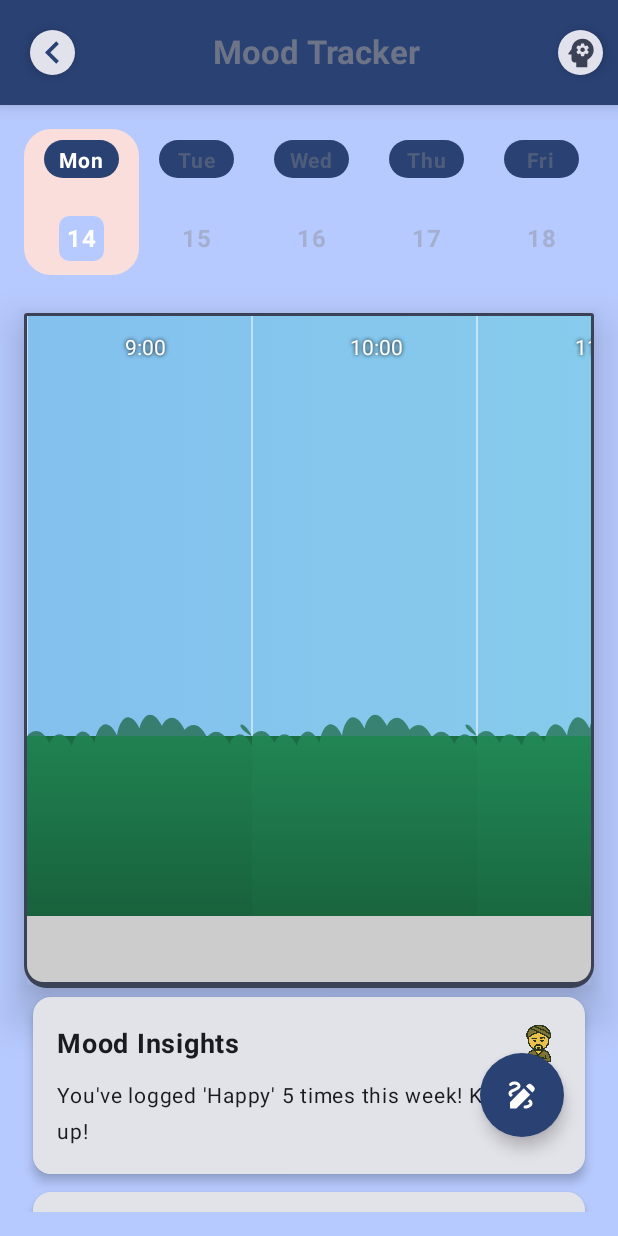
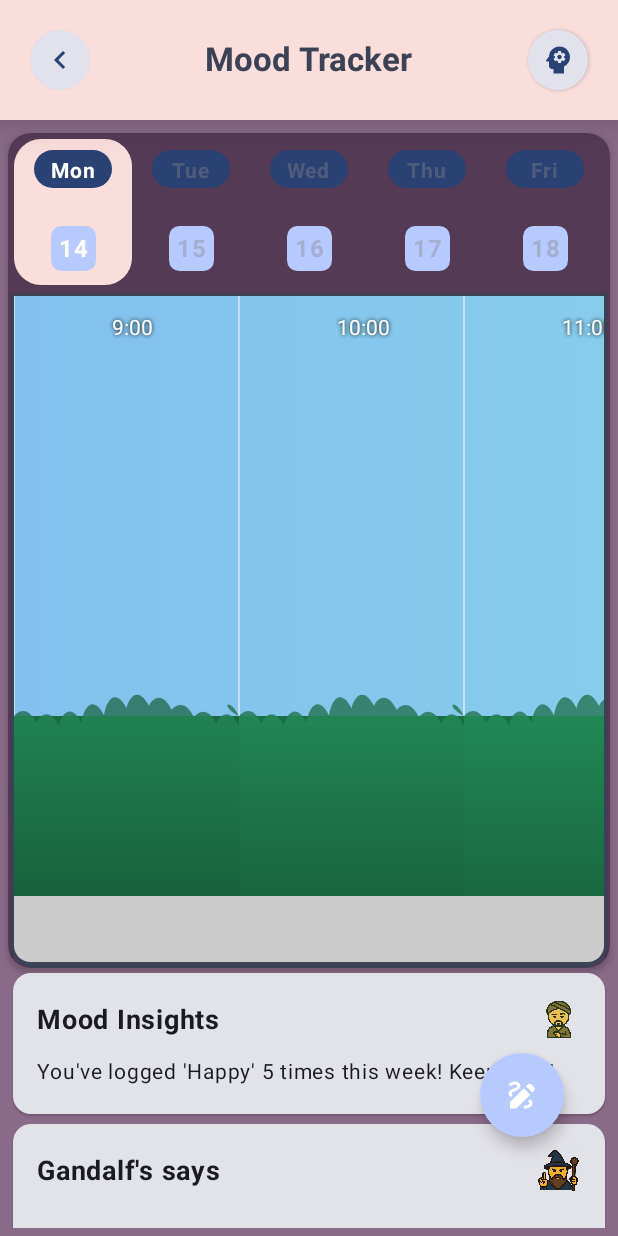
Before and after one commit to minahtoh/HaloCare, an Android app built with Jetpack Compose: the MoodTrackerScreen screen opened through its navigation route, on a phone screen of 412 x 824 dp. Run offline under Robolectric (Android 15) with nearby library versions, the phone set to English and light mode, and no system bars; our stand-ins replace Dagger/Hilt's generated code, Firebase (no records; nobody signed in at launch, a user with empty details on screens opened directly), Room's generated code, Shimmer; pictures from the network do not load.

Commit message:
--UI improvements --Colors & padding

```diff
--- a/app/src/main/java/com/example/halocare/ui/presentation/HomeScreen.kt
+++ b/app/src/main/java/com/example/halocare/ui/presentation/HomeScreen.kt
@@ -216,7 +216,7 @@ fun HomeScreen(
         ) {
             Column(
                 modifier = Modifier
-                    .padding(top = 7.dp)
+                    .padding(top = 2.dp)
                     .verticalScroll(scrollState)
             ) {
                 var isDaytimeColor by remember { mutableStateOf(false) }
@@ -226,10 +226,10 @@ fun HomeScreen(
                         state = pagerState,
                         modifier = Modifier
                             .fillMaxWidth()
-                            .height(280.dp),
-                        contentPadding = PaddingValues(start = 30.dp, end = 30.dp),
+                            .height(260.dp),
+                        contentPadding = PaddingValues(start = 4.dp, end = 4.dp),
                         //     beyondViewportPageCount = 1,
-                        pageSpacing = 0.dp
+                        pageSpacing = 15.dp
                     ) { page ->
                         UserDashboardCard(
                             imageRes = images[page],
@@ -271,42 +271,20 @@ fun HomeScreen(
                         }
                     }
                 }
-                Spacer(modifier = Modifier.height(16.dp))
+                Spacer(modifier = Modifier.height(10.dp))
                 CentreCircleDivider(
-                    modifier = Modifier.padding(horizontal = 30.dp)
+                    modifier = Modifier.padding(horizontal = 0.dp)
                 )
-                Spacer(modifier = Modifier.height(16.dp))
-                Column(modifier = Modifier
-                    .fillMaxWidth()
-                    .padding(start = 33.dp, end = 33.dp))
-                {
-                    if (weatherData != null){
-                        DashboardWeatherCard(
-                            weatherData = weatherData!!,
-                            onClick = {
-                                mainViewModel.getHourlyWeather("Lagos")
-                                showBottomSheet = true
-                                isDaytimeColor = it
-                            }
-                        )
-                    }else{
-                        WeatherCard()
-                    }
-                }
-                Spacer(modifier = Modifier.height(16.dp))
-                CentreCircleDivider(
-                    modifier = Modifier.padding(horizontal = 30.dp)
-                )
-                Spacer(modifier = Modifier.height(16.dp))
+                Spacer(modifier = Modifier.height(6.dp))
                 Column(
                     modifier = Modifier.fillMaxWidth()
                 ) {
                     LazyVerticalGrid(
                         columns = GridCells.Fixed(2),
                         modifier = Modifier
-                            .height(400.dp)
+                            .height(310.dp)
                             .padding(1.dp),
-                        contentPadding = PaddingValues(15.dp),
+                        contentPadding = PaddingValues(7.dp),
                         horizontalArrangement = Arrangement.spacedBy(5.dp),
                         verticalArrangement = Arrangement.spacedBy(5.dp)
 
@@ -323,7 +301,7 @@ fun HomeScreen(
                                 colors = CardDefaults.cardColors(
                                     containerColor = MaterialTheme.colorScheme.primaryContainer
                                 ),
-                                elevation = CardDefaults.cardElevation(defaultElevation = 4.dp)
+                                elevation = CardDefaults.cardElevation(defaultElevation = 2.dp)
                             ) {
                                 Column(
                                     modifier = Modifier
@@ -344,6 +322,28 @@ fun HomeScreen(
                         }
                     }
                 }
+                Spacer(modifier = Modifier.height(3.dp))
+                CentreCircleDivider()
+                Spacer(modifier = Modifier.height(10.dp))
+                Column(modifier = Modifier
+                    .fillMaxWidth()
+                    .padding(start = 7.dp, end = 7.dp))
+                {
+                    if (weatherData != null){
+                        DashboardWeatherCard(
+                            weatherData = weatherData!!,
+                            onClick = {
+                                mainViewModel.getHourlyWeather("Lagos")
+                                showBottomSheet = true
+                                isDaytimeColor = it
+                            }
+                        )
+                    }else{
+                        WeatherCard()
+                    }
+                }
+
+                Spacer(modifier = Modifier.height(16.dp))
                 Spacer(modifier = Modifier.height(350.dp))
                 if (showBottomSheet){
                     HourlyWeatherBottomSheet(
@@ -365,7 +365,6 @@ fun UserDashboardCard(
 ) {
     Card(
         modifier = modifier
-            .fillMaxWidth()
             .height(250.dp),
         shape = RoundedCornerShape(20.dp),
         elevation = CardDefaults.cardElevation(4.dp)
@@ -420,8 +419,8 @@ fun UserDashboardCard(
 fun CentreCircleDivider(
     modifier: Modifier = Modifier,
     lineColor: Color = MaterialTheme.colorScheme.onSurface.copy(alpha = 0.3f),
-    lineThickness: Dp = 3.dp,
-    circleRadius: Dp = 6.dp,
+    lineThickness: Dp = 2.dp,
+    circleRadius: Dp = 3.dp,
     circleColor: Color = MaterialTheme.colorScheme.primary
 ){
     Row(
@@ -859,7 +858,7 @@ fun DashboardWeatherCard(
     Card(
         modifier = Modifier
             .fillMaxWidth()
-            .height(250.dp)
+            .height(280.dp)
             .clickable { onClick(isDaytime) },
         colors = CardDefaults.cardColors(
             containerColor = if (isDaytime)
@@ -868,7 +867,7 @@ fun DashboardWeatherCard(
                 MaterialTheme.colorScheme.secondaryContainer
         ),
         shape = RoundedCornerShape(16.dp),
-        elevation = CardDefaults.cardElevation(defaultElevation = 6.dp)
+        elevation = CardDefaults.cardElevation(defaultElevation = 2.dp)
     ) {
         Column(
             modifier = Modifier
--- a/app/src/main/java/com/example/halocare/ui/presentation/MoodTrackerScreen.kt
+++ b/app/src/main/java/com/example/halocare/ui/presentation/MoodTrackerScreen.kt
@@ -8,6 +8,7 @@ import androidx.compose.animation.slideOutVertically
 import androidx.compose.foundation.Image
 import androidx.compose.foundation.background
 import androidx.compose.foundation.clickable
+import androidx.compose.foundation.interaction.MutableInteractionSource
 import androidx.compose.foundation.layout.*
 import androidx.compose.foundation.lazy.LazyRow
 import androidx.compose.foundation.lazy.grid.GridCells
@@ -24,6 +25,7 @@ import androidx.compose.material.icons.filled.KeyboardArrowDown
 import androidx.compose.material.icons.filled.KeyboardArrowLeft
 import androidx.compose.material.icons.filled.KeyboardArrowRight
 import androidx.compose.material.icons.filled.KeyboardArrowUp
+import androidx.compose.material.ripple.rememberRipple
 import androidx.compose.material3.*
 import androidx.compose.runtime.*
 import androidx.compose.ui.Alignment
@@ -40,6 +42,7 @@ import androidx.compose.ui.tooling.preview.Preview
 import androidx.compose.ui.unit.dp
 import androidx.compose.ui.unit.sp
 import androidx.compose.ui.window.Dialog
+import androidx.compose.ui.zIndex
 import com.example.halocare.R
 import com.example.halocare.ui.models.HaloMoodEntry
 import com.example.halocare.ui.presentation.charts.MoodChart
@@ -58,7 +61,7 @@ fun MoodTrackerScreen(
     onBackIconClick: () -> Unit
 ){
     val statusBarController = rememberStatusBarController()
-    val statusBarColor = MaterialTheme.colorScheme.surfaceTint
+    val statusBarColor = MaterialTheme.colorScheme.errorContainer
 
     var selectedDate by remember { mutableStateOf(LocalDate.now()) }
 
@@ -102,7 +105,7 @@ fun MoodTrackerScreen(
             FloatingActionButton(
                 onClick = { showMoodDialog = true },
                 shape = CircleShape,
-                containerColor = MaterialTheme.colorScheme.primary,
+                containerColor = MaterialTheme.colorScheme.inversePrimary,
                 modifier = Modifier.padding(end = 20.dp, bottom = 50.dp)
             ) {
                 Icon(
@@ -112,27 +115,37 @@ fun MoodTrackerScreen(
             }
         },
         topBar = {
-            AnimatedVisibility(
-                visible = isTopBarVisible,
-                enter = fadeIn() + slideInVertically(initialOffsetY = { -it }),
-                exit = fadeOut() + slideOutVertically(targetOffsetY = { -it })
-            ) {
             MoodTrackerTopBar(onBackIconClick)
-            }
         },
-        containerColor = MaterialTheme.colorScheme.inversePrimary
+        containerColor = MaterialTheme.colorScheme.tertiaryContainer
     ) { paddingValues ->
         Column(modifier = Modifier
             .fillMaxSize()
             .padding(paddingValues)
-            .padding(16.dp)
+            .padding(horizontal = 5 .dp, vertical = 5.dp)
             .verticalScroll(scrollState)
         ) {
+
+            Spacer(modifier = Modifier.height(3.dp))
             // Date Selector
             Column(
                 modifier = Modifier
                     .fillMaxWidth()
-                    .padding(bottom = 10.dp)
+                    .shadow(
+                        elevation = 3.dp,
+                        shape = RoundedCornerShape(
+                            bottomStart = 15.dp, bottomEnd = 15.dp,
+                            topStart = 15.dp, topEnd = 15.dp
+                        )
+                    )
+                    .background(
+                        color = MaterialTheme.colorScheme.tertiary,
+                        shape = RoundedCornerShape(
+                            bottomStart = 15.dp, bottomEnd = 15.dp,
+                            topStart = 15.dp, topEnd = 15.dp
+                        )
+                    )
+                    .padding(top = 4.dp, start = 2.dp, end = 2.dp)
             ) {
                 WeekDateSelector(
                     selectedDate = selectedDate,
@@ -151,14 +164,14 @@ fun MoodTrackerScreen(
                          mainViewModel.getTodaysMood(startOfDay,endOfDay)
                      }
                 )
-            }
-            Spacer(modifier = Modifier.height(15.dp))
+                Spacer(modifier = Modifier.height(5.dp))
+
                 // Mood Chart
                 Column(
                     modifier = Modifier
                         .fillMaxWidth()
                         .height(450.dp)
-                    .shadow(elevation = 17.dp)
+                        .shadow(elevation = 1.dp)
                         .background(
                             color = MaterialTheme.colorScheme.secondary,
                             shape = RoundedCornerShape(
@@ -179,13 +192,15 @@ fun MoodTrackerScreen(
                         MoodChart(moodEntries = moodsList ?: emptyList())
                     }
                 }
+            }
+
 
             // Mood Insights Section
             Card(
                 modifier = Modifier
                     .fillMaxWidth()
-                    .padding(6.dp),
-                elevation = CardDefaults.cardElevation(defaultElevation = 4.dp)
+                    .padding(3.dp),
+                elevation = CardDefaults.cardElevation(defaultElevation = 1.dp)
             ) {
                 Column(modifier = Modifier.padding(16.dp)) {
                     Row(
@@ -196,7 +211,7 @@ fun MoodTrackerScreen(
                         Text(
                             "Mood Insights",
                             fontSize = 18.sp,
-                            fontWeight = FontWeight.Bold
+                            fontWeight = FontWeight.Bold,
                         )
                         Icon(
                             painter = painterResource(id = R.drawable.wazirr_mirr),
@@ -216,8 +231,8 @@ fun MoodTrackerScreen(
             Card(
                 modifier = Modifier
                     .fillMaxWidth()
-                    .padding(6.dp),
-                elevation = CardDefaults.cardElevation(defaultElevation = 4.dp)
+                    .padding(3.dp),
+                elevation = CardDefaults.cardElevation(defaultElevation = 1.dp)
             ) {
                 Row(
                     modifier = Modifier
@@ -281,9 +296,14 @@ fun WeekDateSelector(
     val today = remember { LocalDate.now() }
 
     LazyRow(
-        modifier = Modifier.fillMaxWidth(),
+        modifier = Modifier
+            .fillMaxWidth()
+            .background(
+                shape = RoundedCornerShape(topStart = 15.dp, topEnd = 15.dp),
+                color = Color.Unspecified
+            ),
         horizontalArrangement = Arrangement.SpaceAround,
-        contentPadding = PaddingValues()
+        contentPadding = PaddingValues(horizontal = 2.dp)
     ) {
         items(daysOfWeek) { date ->
             val isSelected = date == selectedDate
@@ -294,7 +314,7 @@ fun WeekDateSelector(
             val backgroundColor = if (isSelected && isClickable) {
                 MaterialTheme.colorScheme.errorContainer // Highlight selected & enabled
             } else {
-                MaterialTheme.colorScheme.inversePrimary
+                MaterialTheme.colorScheme.tertiary
             }
 
             val dayOfWeekColor = when {
@@ -326,7 +346,7 @@ fun WeekDateSelector(
                 Column(
                     modifier = Modifier
                         .height(25.dp)
-                        .width(50.dp)
+                        .width(52.dp)
                         .background(
                             color = MaterialTheme.colorScheme.surfaceTint,
                             shape = RoundedCornerShape(20.dp)
@@ -344,7 +364,8 @@ fun WeekDateSelector(
                 }
                 Spacer(modifier = Modifier.height(25.dp))
                 Column(
-                    modifier = Modifier.size(30.dp)
+                    modifier = Modifier
+                        .size(30.dp)
                         .background(
                             color = MaterialTheme.colorScheme.inversePrimary,
                             shape = RoundedCornerShape(7.dp)
@@ -425,7 +446,7 @@ fun MoodEntryLogger(
         elevation = CardDefaults.cardElevation(defaultElevation = 4.dp),
         shape = RoundedCornerShape(16.dp),
         colors = CardDefaults.elevatedCardColors(
-            containerColor = MaterialTheme.colorScheme.inversePrimary
+            containerColor = MaterialTheme.colorScheme.errorContainer
         )
     ) {
         Column(
@@ -601,59 +622,73 @@ data class MoodIconData(
 
 
 
+@OptIn(ExperimentalMaterial3Api::class)
 @Composable
 fun MoodTrackerTopBar(
-    onBackIconClick : ()-> Unit
-){
-    Surface(
-        color = MaterialTheme.colorScheme.surfaceTint,
-        modifier = Modifier,
-        shadowElevation = 7.dp
+    onBackIconClick: () -> Unit
+) {
+    Box(
+        modifier = Modifier
+            .shadow(
+                elevation = 17.dp,
+            )
+            .background(MaterialTheme.colorScheme.errorContainer)
     ) {
         Row(
             modifier = Modifier
                 .fillMaxWidth()
-                .padding(top = 20.dp, bottom = 20.dp, start = 20.dp, end = 10.dp),
+                .padding(top = 20.dp, bottom = 20.dp, start = 20.dp, end = 20.dp),
             horizontalArrangement = Arrangement.SpaceBetween,
             verticalAlignment = Alignment.CenterVertically
         ) {
+            // Back Button
             Surface(
                 color = MaterialTheme.colorScheme.surfaceVariant,
-                shape = RoundedCornerShape(50),
-                shadowElevation = 5.dp,
-                modifier = Modifier.size(30.dp)
+                shape = CircleShape,
+                shadowElevation = 2.dp,
+                modifier = Modifier
+                    .size(40.dp)
+                    .clip(CircleShape)
+                    .clickable (
+                        onClick = {onBackIconClick()},
+                        interactionSource = remember { MutableInteractionSource() },
+                        indication = rememberRipple(bounded = true)
+                    )
             ) {
                 Icon(
                     imageVector = Icons.Default.KeyboardArrowRight,
-                    contentDescription = "back",
+                    contentDescription = "Back",
                     modifier = Modifier
                         .rotate(180f)
-                        .clickable { onBackIconClick() },
-                    tint =  MaterialTheme.colorScheme.surfaceTint
+                        .padding(8.dp),
+                    tint = MaterialTheme.colorScheme.surfaceTint
                 )
             }
+
+            // Title
             Text(
                 text = "Mood Tracker",
                 style = MaterialTheme.typography.titleLarge,
-                color = MaterialTheme.colorScheme.secondaryContainer,
+                color = MaterialTheme.colorScheme.secondary,
                 fontWeight = FontWeight.Bold
             )
+
+            // Right-side Icon
             Surface(
                 color = MaterialTheme.colorScheme.surfaceVariant,
                 shape = CircleShape,
-                shadowElevation = 5.dp,
-                modifier = Modifier.size(30.dp)
+                shadowElevation = 2.dp,
+                modifier = Modifier.size(40.dp)
             ) {
                 Column(
-                    modifier = Modifier.fillMaxSize(),
                     horizontalAlignment = Alignment.CenterHorizontally,
                     verticalArrangement = Arrangement.Center
                 ) {
                     Icon(
                         painter = painterResource(id = R.drawable.baseline_psychology_24),
                         contentDescription = null,
-                        tint = MaterialTheme.colorScheme.secondary,
-                        modifier = Modifier.size(25.dp)
+                        tint = MaterialTheme.colorScheme.primary,
+                        modifier = Modifier.size(24.dp)
                     )
                 }
             }
--- a/app/src/main/java/com/example/halocare/viewmodel/MainViewModel.kt
+++ b/app/src/main/java/com/example/halocare/viewmodel/MainViewModel.kt
@@ -92,7 +92,6 @@ class MainViewModel @Inject constructor(
 
             if (intent?.action == ExerciseTimerService.BROADCAST_ACTION_STOPPED) {
                 val elapsedTimed = intent.getIntExtra(ExerciseTimerService.EXTRA_ELAPSED_TIME, 0)
-
                 _isRunning.value = false
                 Log.d("RunningTimer", "onReceive: isrunnning status $isRunning")
             }
```
Also changed, not shown: app/src/main/java/com/example/halocare/ui/presentation/DailyHabitsScreen.kt (+105 -119 lines), app/src/main/java/com/example/halocare/ui/presentation/charts/MoodTrackerChart.kt (+20 -11 lines). Lines whose indentation alone changed are shown as unchanged.
